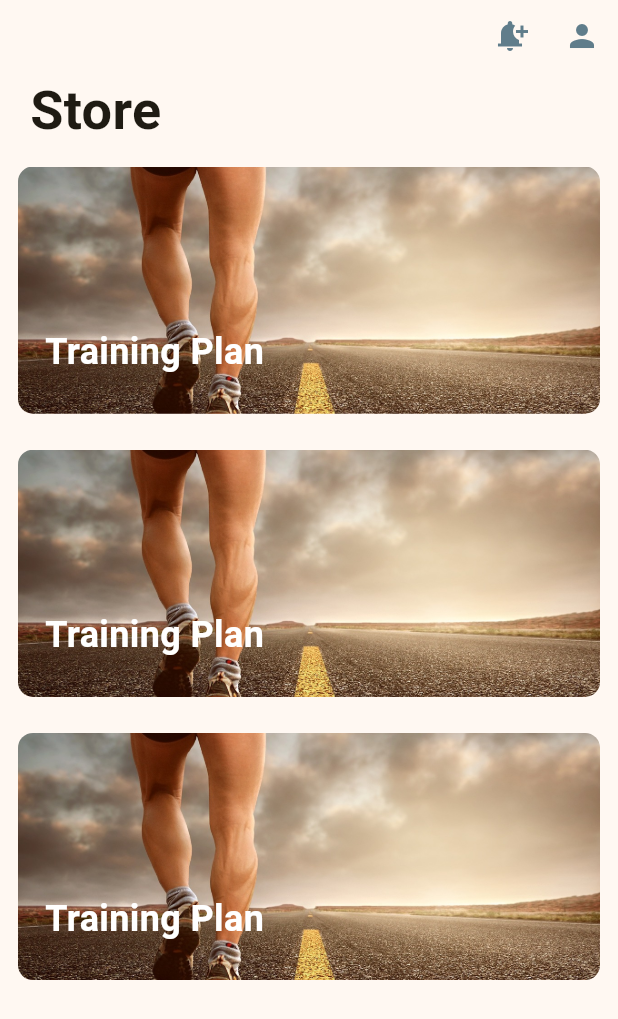
After one commit to meloalex/bondy-prueba-tecnica, a Flutter app: the screen it shows after launch, on a phone screen of 412 x 824 dp. The commit adds this screen. Shown: the top 1019 px of the screen. Run offline on Flutter 3.47's test engine with Material 2 defaults, Android fonts, the phone set to English and light mode, and no system bars.

Commit message:
code cleanup, created feed and icon_row components

```diff
--- a/lib/home/views/home_view.dart
+++ b/lib/home/views/home_view.dart
@@ -1,4 +1,5 @@
-import 'package:bondy_prueba_tecnica/home/widgets/store_card.dart';
+import 'package:bondy_prueba_tecnica/home/widgets/feed.dart';
+import 'package:bondy_prueba_tecnica/home/widgets/icon_row.dart';
 import 'package:flutter/material.dart';
 
 class HomeView extends StatelessWidget {
@@ -6,57 +7,22 @@ class HomeView extends StatelessWidget {
 
   @override
   Widget build(BuildContext context) {
-    return Scaffold(
+    return const Scaffold(
       body: SafeArea(
         child: SingleChildScrollView(
           child: Column(
             mainAxisAlignment: MainAxisAlignment.start,
             crossAxisAlignment: CrossAxisAlignment.start,
             children: [
-              Row(
-                mainAxisAlignment: MainAxisAlignment.end,
-                children: [
-                  IconButton(
-                    onPressed: () {},
-                    icon: const Icon(
-                      Icons.notification_add,
-                      color: Colors.blueGrey,
-                    ),
-                  ),
-                  IconButton(
-                    onPressed: () {},
-                    icon: const Icon(
-                      Icons.person,
-                      color: Colors.blueGrey,
-                    ),
-                  ),
-                ],
-              ),
-              const Padding(
+              IconRow(),
+              Padding(
                 padding: EdgeInsets.only(left: 20),
                 child: Text(
                   "Store",
                   style: TextStyle(fontSize: 36, fontWeight: FontWeight.bold),
                 ),
               ),
-              ListView(
-                physics: const ClampingScrollPhysics(),
-                shrinkWrap: true,
-                children: const [
-                  StoreCard(
-                    text: "Training Plan",
-                    imagePath: 'assets/images/placeholder.jpg',
-                  ),
-                  StoreCard(
-                    text: "Training Plan",
-                    imagePath: 'assets/images/placeholder.jpg',
-                  ),
-                  StoreCard(
-                    text: "Training Plan",
-                    imagePath: 'assets/images/placeholder.jpg',
-                  ),
-                ],
-              ),
+              Feed(),
             ],
           ),
         ),
--- /dev/null
+++ b/lib/home/widgets/feed.dart
@@ -0,0 +1,28 @@
+import 'package:bondy_prueba_tecnica/home/widgets/store_card.dart';
+import 'package:flutter/material.dart';
+
+class Feed extends StatelessWidget {
+  const Feed({super.key});
+
+  @override
+  Widget build(BuildContext context) {
+    return ListView(
+      physics: const ClampingScrollPhysics(),
+      shrinkWrap: true,
+      children: const [
+        StoreCard(
+          text: "Training Plan",
+          imagePath: 'assets/images/placeholder.jpg',
+        ),
+        StoreCard(
+          text: "Training Plan",
+          imagePath: 'assets/images/placeholder.jpg',
+        ),
+        StoreCard(
+          text: "Training Plan",
+          imagePath: 'assets/images/placeholder.jpg',
+        ),
+      ],
+    );
+  }
+}
--- /dev/null
+++ b/lib/home/widgets/icon_row.dart
@@ -0,0 +1,28 @@
+import 'package:flutter/material.dart';
+
+class IconRow extends StatelessWidget {
+  const IconRow({super.key});
+
+  @override
+  Widget build(BuildContext context) {
+    return Row(
+      mainAxisAlignment: MainAxisAlignment.end,
+      children: [
+        IconButton(
+          onPressed: () {},
+          icon: const Icon(
+            Icons.notification_add,
+            color: Colors.blueGrey,
+          ),
+        ),
+        IconButton(
+          onPressed: () {},
+          icon: const Icon(
+            Icons.person,
+            color: Colors.blueGrey,
+          ),
+        ),
+      ],
+    );
+  }
+}
```
